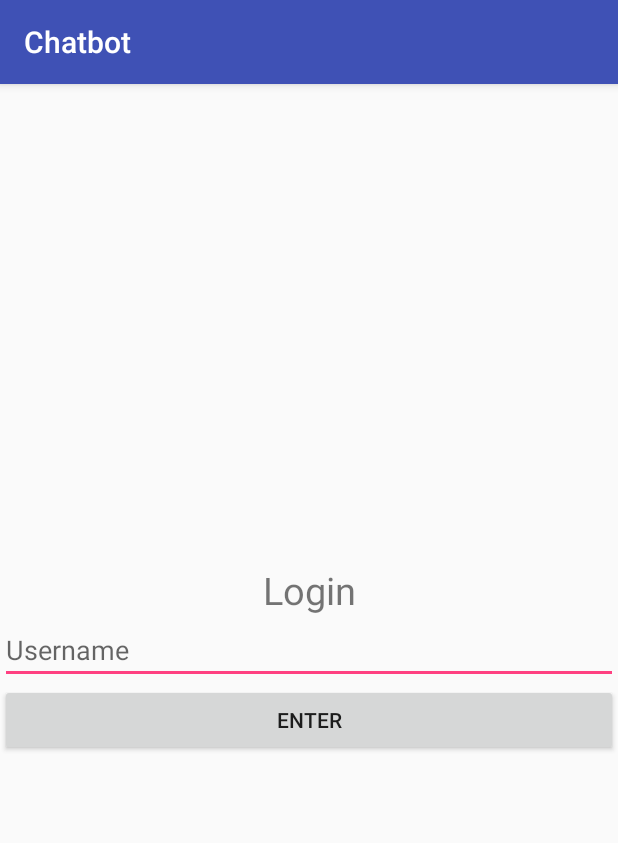
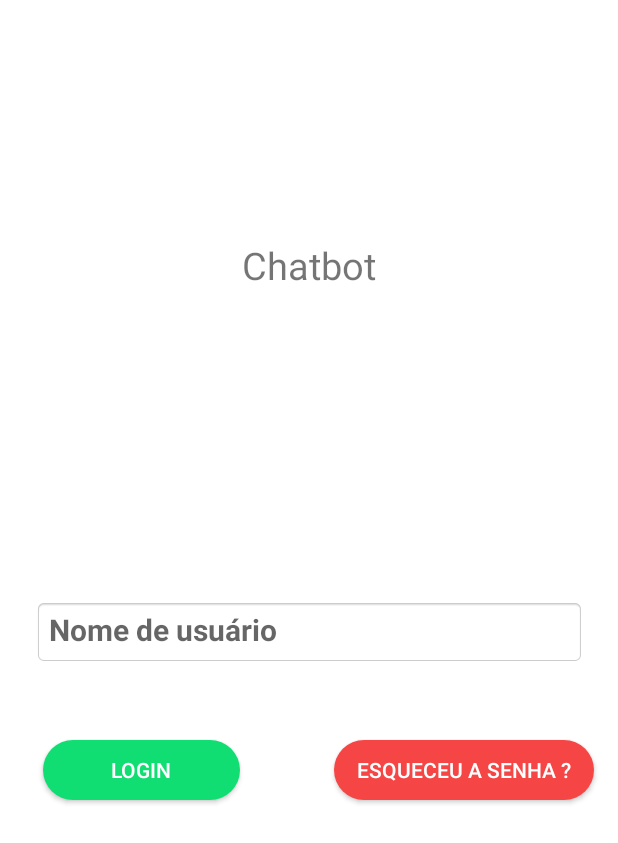
Before and after one commit to victorbeleza-dev/chatbot, an Android app: the screen it shows after launch (MainActivity), on a phone screen of 412 x 824 dp. Shown: the top 843 px of the screen. Run offline under Robolectric (Android 15) with nearby library versions, the phone set to English and light mode, and no system bars.

Commit message:
Atualizações do layout

```diff
--- a/android/app/src/main/AndroidManifest.xml
+++ b/android/app/src/main/AndroidManifest.xml
@@ -10,7 +10,7 @@
         android:label="@string/app_name"
         android:roundIcon="@mipmap/ic_launcher_round"
         android:supportsRtl="true"
-        android:theme="@style/AppTheme">
+        android:theme="@style/Theme.AppCompat.DayNight.NoActionBar">
         <activity android:name=".MainActivity">
             <intent-filter>
                 <action android:name="android.intent.action.MAIN" />
--- /dev/null
+++ b/android/app/src/main/res/drawable/box_arounded.xml
@@ -0,0 +1,13 @@
+<?xml version="1.0" encoding="utf-8"?>
+<shape xmlns:android="http://schemas.android.com/apk/res/android"
+    android:shape="rectangle">
+
+    <solid android:color="#11de72"></solid>
+
+    <corners
+        android:topRightRadius="40dp"
+        android:topLeftRadius="40dp"
+        android:bottomLeftRadius="40dp"
+        android:bottomRightRadius="40dp"/>
+
+</shape>
--- /dev/null
+++ b/android/app/src/main/res/drawable/box_arounded_red.xml
@@ -0,0 +1,13 @@
+<?xml version="1.0" encoding="utf-8"?>
+<shape xmlns:android="http://schemas.android.com/apk/res/android"
+    android:shape="rectangle">
+
+    <solid android:color="#F64545"></solid>
+
+    <corners
+        android:topRightRadius="40dp"
+        android:topLeftRadius="40dp"
+        android:bottomLeftRadius="40dp"
+        android:bottomRightRadius="40dp"/>
+
+</shape>
--- /dev/null
+++ b/android/app/src/main/res/drawable/edit_text_design.xml
@@ -0,0 +1,14 @@
+<?xml version="1.0" encoding="utf-8"?>
+<layer-list xmlns:android="http://schemas.android.com/apk/res/android" >
+    <item>
+        <shape android:shape="rectangle" >
+            <solid android:color="#050505"/>
+            <padding android:bottom="2dp" />
+        </shape>
+    </item>
+    <item>
+        <shape android:shape="rectangle" >
+            <solid android:color="#fff" />
+        </shape>
+    </item>
+</layer-list>
--- a/android/app/src/main/res/layout/activity_chat.xml
+++ b/android/app/src/main/res/layout/activity_chat.xml
@@ -43,6 +43,7 @@
         <EditText
             android:id="@+id/txtMessage"
             android:hint="Enter message"
+            style="@style/MyEditTextStyle"
             android:background="@android:color/transparent"
             android:layout_gravity="center"
             android:layout_marginLeft="16dp"
@@ -54,13 +55,14 @@
 
         <Button
             android:id="@+id/btnSend"
-            android:text="SEND"
-            android:textSize="14dp"
+            android:layout_width="wrap_content"
+            android:layout_height="48dp"
+            android:layout_gravity="bottom"
+            android:background="@drawable/box_arounded"
             android:clickable="true"
-            android:layout_width="64dp"
-            android:layout_height="48dp"
             android:gravity="center"
-            android:layout_gravity="bottom" />
+            android:text="Enviar"
+            android:textSize="14dp" />
 
     </LinearLayout>
 
--- a/android/app/src/main/res/layout/activity_main.xml
+++ b/android/app/src/main/res/layout/activity_main.xml
@@ -4,37 +4,63 @@
     xmlns:tools="http://schemas.android.com/tools"
     android:layout_width="match_parent"
     android:layout_height="match_parent"
+    android:background="@android:color/background_light"
     tools:context=".MainActivity">
 
     <TextView
+        android:id="@+id/loginLabel"
         android:layout_width="wrap_content"
         android:layout_height="wrap_content"
-        android:text="Login"
-        android:textSize="25dp"
-        android:id="@+id/loginLabel"
         android:gravity="center"
-        app:layout_constraintBottom_toTopOf="@id/username"
+        android:text="@string/app_name"
+        android:textSize="25sp"
+        app:layout_constraintBottom_toBottomOf="parent"
         app:layout_constraintLeft_toLeftOf="parent"
         app:layout_constraintRight_toRightOf="parent"
         app:layout_constraintTop_toTopOf="parent"
+        app:layout_constraintVertical_bias="0.202"
         app:layout_constraintVertical_chainStyle="packed" />
 
     <EditText
         android:id="@+id/username"
-        android:layout_width="match_parent"
-        android:layout_height="wrap_content"
-        android:hint="Username"
+        style="@style/MyEditTextStyle"
+        android:layout_width="367dp"
+        android:layout_height="44dp"
+        android:hint="@string/user_name"
         android:inputType="text"
         android:maxLines="1"
+        android:textColorLink="#11de72"
+        app:layout_constraintBottom_toTopOf="@id/btnLogin"
+        app:layout_constraintEnd_toEndOf="parent"
+        app:layout_constraintStart_toStartOf="parent"
         app:layout_constraintTop_toBottomOf="@id/loginLabel"
-        app:layout_constraintBottom_toTopOf="@id/btnLogin" />
+        app:layout_constraintVertical_bias="0.803" />
 
     <Button
         android:id="@+id/btnLogin"
-        android:layout_width="match_parent"
-        android:layout_height="wrap_content"
-        android:text="Enter"
-        app:layout_constraintTop_toBottomOf="@+id/username"
-        app:layout_constraintBottom_toBottomOf="parent"/>
+        android:layout_width="131dp"
+        android:layout_height="40dp"
+        android:background="@drawable/box_arounded"
+        android:text="@string/login"
+        android:textColor="@android:color/background_light"
+        app:layout_constraintBottom_toBottomOf="parent"
+        app:layout_constraintEnd_toEndOf="parent"
+        app:layout_constraintHorizontal_bias="0.103"
+        app:layout_constraintStart_toStartOf="parent"
+        app:layout_constraintTop_toBottomOf="@+id/loginLabel"
+        app:layout_constraintVertical_bias="0.507" />
+
+    <Button
+        android:layout_width="173dp"
+        android:layout_height="40dp"
+        android:background="@drawable/box_arounded_red"
+        android:text="@string/forget_password"
+        android:textColor="@android:color/background_light"
+        app:layout_constraintBottom_toBottomOf="parent"
+        app:layout_constraintEnd_toEndOf="parent"
+        app:layout_constraintHorizontal_bias="0.794"
+        app:layout_constraintStart_toEndOf="@+id/btnLogin"
+        app:layout_constraintTop_toBottomOf="@+id/loginLabel"
+        app:layout_constraintVertical_bias="0.507" />
 
 </android.support.constraint.ConstraintLayout>
--- a/android/app/src/main/res/values/strings.xml
+++ b/android/app/src/main/res/values/strings.xml
@@ -1,3 +1,6 @@
 <resources>
     <string name="app_name">Chatbot</string>
+    <string name="forget_password">Esqueceu a senha ?</string>
+    <string name="login">Login</string>
+    <string name="user_name">Nome de usuário</string>
 </resources>
--- a/android/app/src/main/res/values/styles.xml
+++ b/android/app/src/main/res/values/styles.xml
@@ -8,4 +8,12 @@
         <item name="colorAccent">@color/colorAccent</item>
     </style>
 
+    <style name="MyEditTextStyle" parent="android:Widget.EditText">
+        <item name="android:textColor">#400000</item>
+        <item name="android:textStyle">bold</item>
+        <item name="android:padding">10dp</item>
+        <item name="android:background">@android:drawable/editbox_background_normal</item>
+        <item name="android:textSize">20sp</item>
+    </style>
+
 </resources>
```
